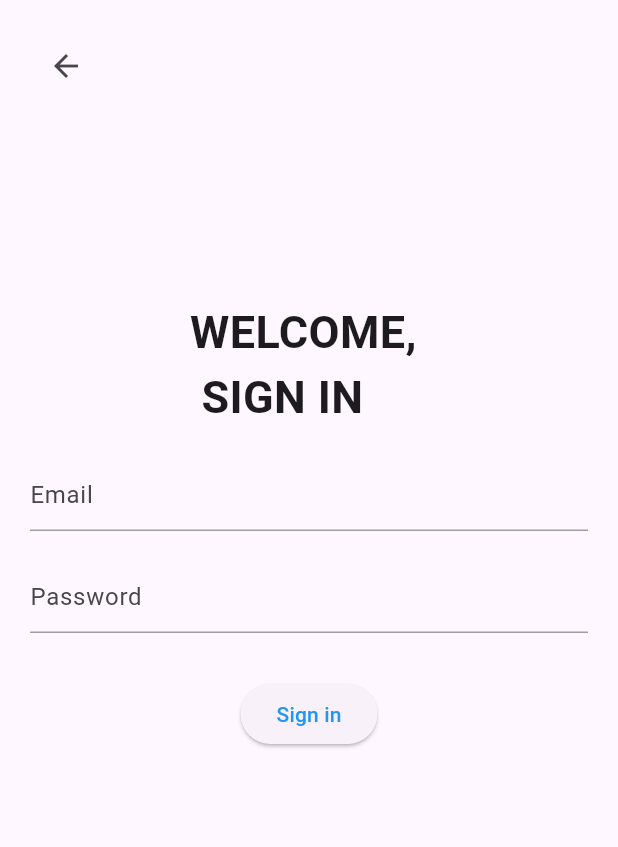
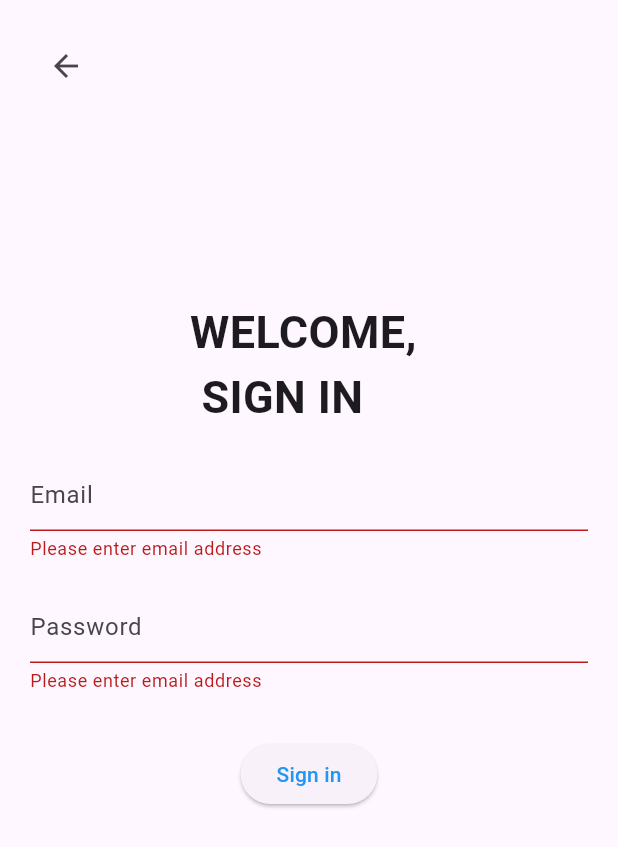
Before and after one commit to aliihsantrn/flutter-recycling-app, a Flutter app: the screen it shows after launch, after a tap on "Sign Up", after a tap on "Sign In", after a tap on "Sign in", on a phone screen of 412 x 824 dp. Shown: the top 847 px of the screen. Run offline on Flutter 3.47's test engine with Material 3 defaults, Android fonts, the phone set to English and light mode, and no system bars; our stand-ins replace firebase_auth, firebase_core; accounts and stored records are empty.

Commit message:
login and registration procedures have been completed

```diff
--- a/lib/pages/auth/sign_in_page.dart
+++ b/lib/pages/auth/sign_in_page.dart
@@ -1,17 +1,28 @@
+import 'package:firebase_auth/firebase_auth.dart';
 import 'package:flutter/material.dart';
+import 'package:flutter_auth/pages/auth/home_page.dart';
 
 class SignInPage extends StatefulWidget {
+  const SignInPage({super.key});
+
 
   @override
   State<SignInPage> createState() => _SignInPageState();
 }
 
 class _SignInPageState extends State<SignInPage> {
+
+  late String email, password;
+  final formKey = GlobalKey<FormState>();
+  final firebaseAuth = FirebaseAuth.instance;
+
   @override
   Widget build(BuildContext context) {
     return Scaffold(
       body: Container(
         alignment: Alignment.center,
+        child: Form(
+          key: formKey,
           child: Stack(
             children: [
               Positioned(
@@ -38,6 +49,7 @@ class _SignInPageState extends State<SignInPage> {
                 )
               ),
             ],
+          ),
         ),
       )
     );
@@ -70,8 +82,31 @@ class _SignInPageState extends State<SignInPage> {
 
   ElevatedButton customElevatedButton(String text,) {
     return ElevatedButton(
-            onPressed: () {
+            onPressed: () async {
+              if(formKey.currentState!.validate()){
+                formKey.currentState!.save();
 
+                try {
+                  var userResult = await firebaseAuth.signInWithEmailAndPassword(
+                    email: email, password: password
+                  );
+
+                  formKey.currentState!.reset();
+                  Navigator.push(
+                    context,
+                    MaterialPageRoute(
+                      builder: (context) => HomePage(
+                        message: "Sign In is Successfuly",
+                        email: email,
+                        password: password,
+                      ),
+                    ),
+                  );
+
+                } catch (e) {
+                  print(e.toString());
+                }
+              }
             },
             child: Text(text, style: const TextStyle(color:  Colors.blue),),
             );
@@ -91,12 +126,28 @@ class _SignInPageState extends State<SignInPage> {
 
   TextFormField emailTextField() {
     return TextFormField(
+      validator: (value) {
+        if(value!.isEmpty){
+          return "Please enter email address";
+        }
+      },
+      onSaved: (value) {
+        email = value!;
+      },
       decoration: textInputDecoration("Email"),
     );
   }
 
   TextFormField passwordTextField() {
     return TextFormField(
+      validator: (value) {
+        if(value!.isEmpty){
+          return "Please enter email address";
+        }
+      },
+      onSaved: (value) {
+        password = value!;
+      },
       obscureText: true,
       decoration: textInputDecoration("Password"),
     );
--- a/lib/pages/auth/sing_up_page.dart
+++ b/lib/pages/auth/sing_up_page.dart
@@ -1,4 +1,6 @@
+import 'package:firebase_auth/firebase_auth.dart';
 import 'package:flutter/material.dart';
+import 'package:flutter_auth/pages/auth/home_page.dart';
 
 class SignUpPage extends StatefulWidget {
 
@@ -8,8 +10,9 @@ class SignUpPage extends StatefulWidget {
 
 class _SignUpPageState extends State<SignUpPage> {
 
-  late String email, password;
+  late String email, password, confirmPassword;
   final formKey = GlobalKey<FormState>();
+  final firebaseAuth = FirebaseAuth.instance;
 
   @override
   Widget build(BuildContext context) {
@@ -69,11 +72,30 @@ class _SignUpPageState extends State<SignUpPage> {
 
   ElevatedButton customElevatedButton(String text,) {
     return ElevatedButton(
-            onPressed: () {
+            onPressed: () async {
               if (formKey.currentState!.validate()) {
                 formKey.currentState!.save();
-              } else {
+                try {
+                  var userResult = await firebaseAuth.createUserWithEmailAndPassword(
+                    email: email, password: password
+                  );
 
+                  formKey.currentState!.reset();
+                  Navigator.push(
+                    context,
+                    MaterialPageRoute(
+                      builder: (context) => HomePage(
+                        message: "Sign Up is Successfuly",
+                        email: email,
+                        password: password,
+                      ),
+                    ),
+                  );
+                  print(userResult.user!.uid);
+
+                } catch (e) {
+                  print(e.toString());
+                }
               }
             },
             child: Text(text, style: const TextStyle(color: Colors.blue),),
@@ -127,12 +149,9 @@ class _SignUpPageState extends State<SignUpPage> {
         if(value!.isEmpty){
           return "Please enter confirm password";
         }
-        if (value != password) {
-          return "Passwords don't match";
-        }
       },
       onSaved: (value) {
-        password = value!;
+        confirmPassword = value!;
       },
       obscureText: true,
       decoration: textInputDecoration("Confirm Password"),
```
Also changed, not shown: lib/pages/auth/home_page.dart (added, +28 -0 lines). Lines whose indentation alone changed are shown as unchanged.
